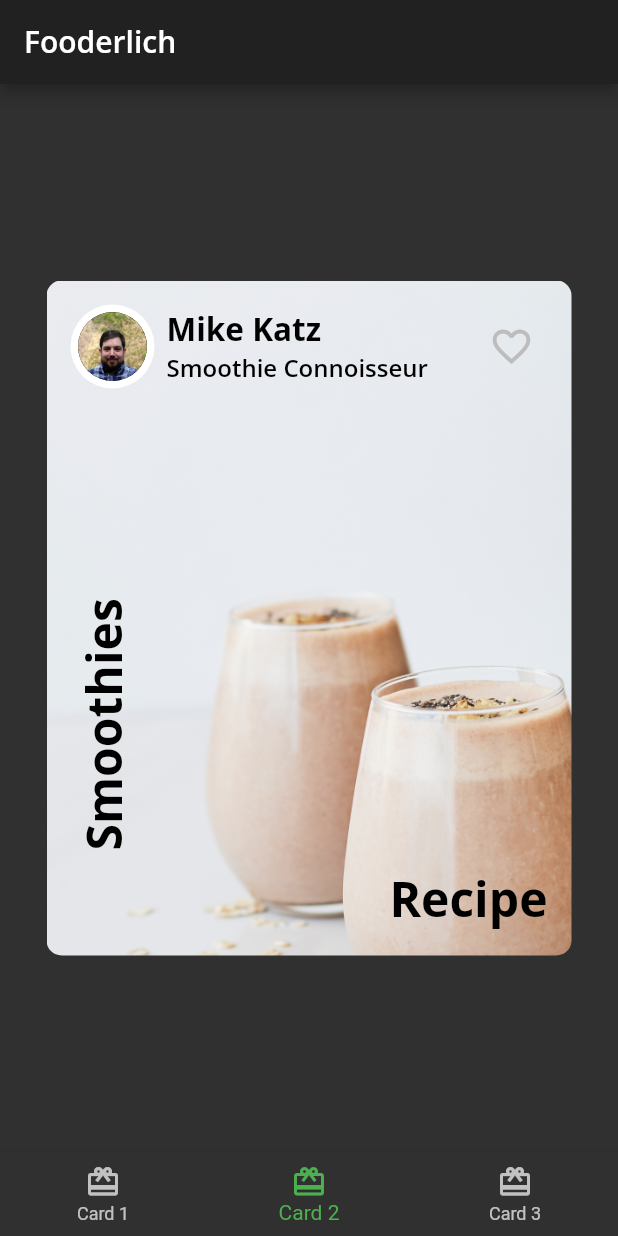
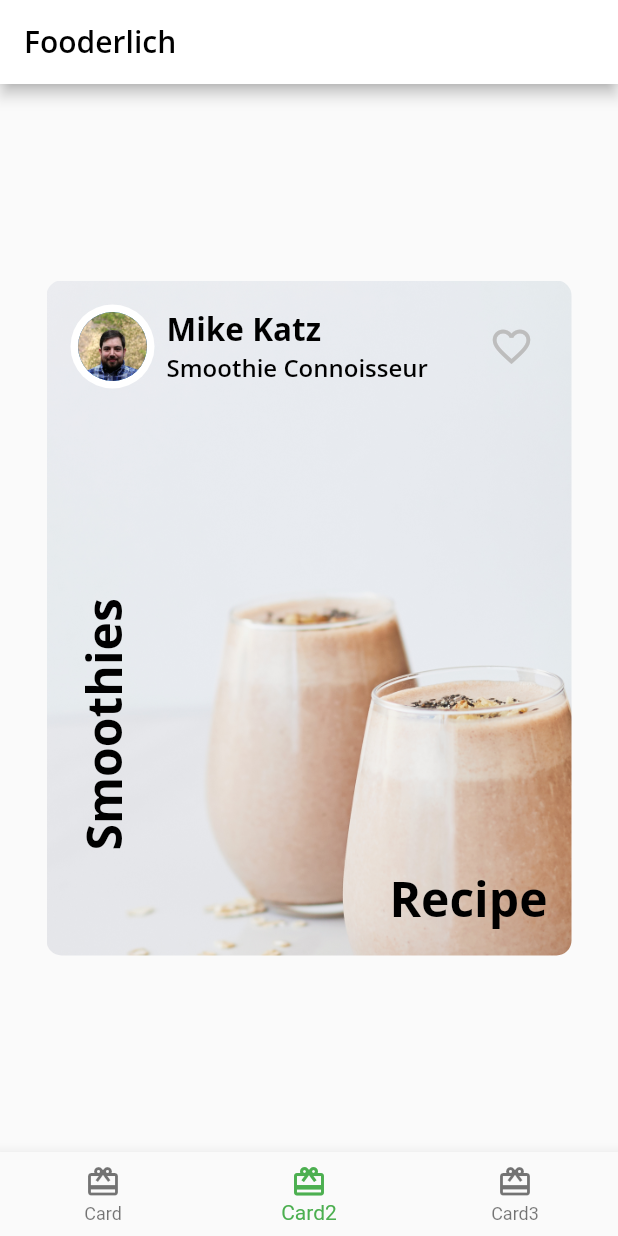
Before and after one commit to MeYo0o/recipes, a Flutter app: the screen it shows after launch, item 2 of the bottom bar chosen, on a phone screen of 412 x 824 dp. Run offline on Flutter 3.47's test engine with Material 2 defaults, Android fonts, the phone set to English and light mode, and no system bars; our stand-ins replace google_fonts.

Commit message:
init ch4

```diff
--- a/lib/widgets/card2/author_card.dart
+++ b/lib/author_card.dart
@@ -1,17 +1,19 @@
 import 'package:flutter/material.dart';
-import './author_card/circle_image.dart';
-import '../../extensions/stateless_extension.dart';
+import 'fooderlich_theme.dart';
+
+import 'circle_image.dart';
 
 class AuthorCard extends StatelessWidget {
   // 1
   final String authorName;
   final String title;
-  final ImageProvider imageProvider;
+  final ImageProvider? imageProvider;
+
   const AuthorCard({
     super.key,
     required this.authorName,
     required this.title,
-    required this.imageProvider,
+    this.imageProvider,
   });
 
   // 2
@@ -19,52 +21,37 @@ class AuthorCard extends StatelessWidget {
   Widget build(BuildContext context) {
     return Container(
       padding: const EdgeInsets.all(16),
-      //2 rows just to apply spaceBetween
       child: Row(
         mainAxisAlignment: MainAxisAlignment.spaceBetween,
         children: [
           Row(
             children: [
-              //1
               CircleImage(
                 imageProvider: imageProvider,
                 imageRadius: 28,
               ),
-
-              const SizedBox(
-                width: 8,
-              ),
-
+              const SizedBox(width: 8),
               Column(
                 crossAxisAlignment: CrossAxisAlignment.start,
                 children: [
                   Text(
                     authorName,
-                    style:
-                        extensionTheme(context).textTheme.headline2?.copyWith(
-                              color: Colors.black,
-                            ),
+                    style: FooderlichTheme.lightTextTheme.headline2,
                   ),
                   Text(
                     title,
-                    style:
-                        extensionTheme(context).textTheme.headline3?.copyWith(
-                              color: Colors.black,
-                            ),
+                    style: FooderlichTheme.lightTextTheme.headline3,
                   )
                 ],
               ),
             ],
           ),
           IconButton(
-            icon: const Icon(Icons.favorite_border_outlined),
+            icon: const Icon(Icons.favorite_border),
             iconSize: 30,
             color: Colors.grey[400],
             onPressed: () {
-              ScaffoldMessenger.of(context).hideCurrentSnackBar();
-              const snackBar = SnackBar(
-                content: Text('Favorite Pressed'),
-              );
+              const snackBar = SnackBar(content: Text('Favorite Pressed'));
               ScaffoldMessenger.of(context).showSnackBar(snackBar);
             },
           ),
--- a/lib/widgets/card2.dart
+++ b/lib/card2.dart
@@ -1,14 +1,13 @@
 import 'package:flutter/material.dart';
 
-import '../extensions/stateless_extension.dart';
-import 'card2/author_card.dart';
+import 'author_card.dart';
+import 'fooderlich_theme.dart';
 
 class Card2 extends StatelessWidget {
   const Card2({super.key});
   @override
   Widget build(BuildContext context) {
     return Center(
-      // 1
       child: Container(
         constraints: const BoxConstraints.expand(
           width: 350,
@@ -19,11 +18,8 @@ class Card2 extends StatelessWidget {
             image: AssetImage('assets/mag5.png'),
             fit: BoxFit.cover,
           ),
-          borderRadius: BorderRadius.all(
-            Radius.circular(10.0),
-          ),
+          borderRadius: BorderRadius.all(Radius.circular(10.0)),
         ),
-// 2
         child: Column(
           children: [
             const AuthorCard(
@@ -39,10 +35,7 @@ class Card2 extends StatelessWidget {
                     right: 16,
                     child: Text(
                       'Recipe',
-                      style:
-                          extensionTheme(context).textTheme.headline1?.copyWith(
-                                color: Colors.black,
-                              ),
+                      style: FooderlichTheme.lightTextTheme.headline1,
                     ),
                   ),
                   Positioned(
@@ -52,12 +45,7 @@ class Card2 extends StatelessWidget {
                       quarterTurns: 3,
                       child: Text(
                         'Smoothies',
-                        style: extensionTheme(context)
-                            .textTheme
-                            .headline1
-                            ?.copyWith(
-                              color: Colors.black,
-                            ),
+                        style: FooderlichTheme.lightTextTheme.headline1,
                       ),
                     ),
                   ),
--- a/lib/widgets/card2/author_card/circle_image.dart
+++ b/lib/circle_image.dart
@@ -3,20 +3,18 @@ import 'package:flutter/material.dart';
 class CircleImage extends StatelessWidget {
   const CircleImage({
     super.key,
+    this.imageProvider,
     this.imageRadius = 20,
-    required this.imageProvider,
   });
 
   final double imageRadius;
-  final ImageProvider imageProvider;
+  final ImageProvider? imageProvider;
 
   @override
   Widget build(BuildContext context) {
-    // this is just a container like for the padding effect
     return CircleAvatar(
       backgroundColor: Colors.white,
       radius: imageRadius,
-      //this is the actual image
       child: CircleAvatar(
         radius: imageRadius - 5,
         backgroundImage: imageProvider,
--- /dev/null
+++ b/lib/home.dart
@@ -0,0 +1,60 @@
+import 'package:flutter/material.dart';
+
+import 'card1.dart';
+import 'card2.dart';
+import 'card3.dart';
+
+class Home extends StatefulWidget {
+  const Home({super.key});
+
+  @override
+  HomeState createState() => HomeState();
+}
+
+class HomeState extends State<Home> {
+  int _selectedIndex = 0;
+
+  static List<Widget> pages = <Widget>[
+    const Card1(),
+    const Card2(),
+    const Card3(),
+  ];
+
+  void _onItemTapped(int index) {
+    setState(() {
+      _selectedIndex = index;
+    });
+  }
+
+  @override
+  Widget build(BuildContext context) {
+    return Scaffold(
+      appBar: AppBar(
+        title: Text(
+          'Fooderlich',
+          style: Theme.of(context).textTheme.headline6,
+        ),
+      ),
+      body: pages[_selectedIndex],
+      bottomNavigationBar: BottomNavigationBar(
+        selectedItemColor: Theme.of(context).textSelectionTheme.selectionColor,
+        currentIndex: _selectedIndex,
+        onTap: _onItemTapped,
+        items: const [
+          BottomNavigationBarItem(
+            icon: Icon(Icons.card_giftcard),
+            label: 'Card',
+          ),
+          BottomNavigationBarItem(
+            icon: Icon(Icons.card_giftcard),
+            label: 'Card2',
+          ),
+          BottomNavigationBarItem(
+            icon: Icon(Icons.card_giftcard),
+            label: 'Card3',
+          ),
+        ],
+      ),
+    );
+  }
+}
--- a/lib/main.dart
+++ b/lib/main.dart
@@ -1,29 +1,21 @@
 import 'package:flutter/material.dart';
 
-import 'core/theme/fooderlich_theme.dart';
-import 'screens/home.dart';
+import 'fooderlich_theme.dart';
+import 'home.dart';
 
 void main() {
-  // 1
   runApp(const Fooderlich());
 }
 
 class Fooderlich extends StatelessWidget {
-  // 2
   const Fooderlich({super.key});
   @override
   Widget build(BuildContext context) {
-    final currentTheme = FooderlichTheme.dark();
-    // final currentTheme = FooderlichTheme.light();
-
-    // 3
+    final theme = FooderlichTheme.light();
     return MaterialApp(
-      theme: currentTheme,
-      debugShowCheckedModeBanner: false,
+      theme: theme,
       title: 'Fooderlich',
-      // 4
       home: const Home(),
-
     );
   }
 }
--- a/lib/screens/home.dart
+++ /dev/null
@@ -1,71 +0,0 @@
-import 'package:flutter/material.dart';
-import '../widgets/card2.dart';
-import '../extensions/stateful_extension.dart';
-import '../widgets/card1.dart';
-import '../widgets/card3.dart';
-
-class Home extends StatefulWidget {
-  const Home({super.key});
-
-  @override
-  State<Home> createState() => _HomeState();
-}
-
-class _HomeState extends State<Home> {
-  int _selectedIndex = 0;
-
-  List<Widget> pages = [
-    const Card1(),
-    const Card2(),
-    const Card3(),
-  ];
-
-  //change selected Tab
-  void _onItemTapped(int value) {
-    setState(() {
-      _selectedIndex = value;
-    });
-  }
-
-  @override
-  Widget build(BuildContext context) {
-    return Scaffold(
-      appBar: AppBar(
-        title: Text(
-          'Fooderlich',
-          // 2
-          style: extensionTheme(context).textTheme.headline6,
-        ),
-      ),
-      body: Center(
-        child: pages[_selectedIndex],
-      ),
-      bottomNavigationBar: BottomNavigationBar(
-        selectedItemColor:
-            extensionTheme(context).bottomNavigationBarTheme.selectedItemColor,
-        currentIndex: _selectedIndex,
-        onTap: _onItemTapped,
-        items: const [
-          BottomNavigationBarItem(
-            label: 'Card 1',
-            icon: Icon(
-              Icons.card_giftcard,
-            ),
-          ),
-          BottomNavigationBarItem(
-            label: 'Card 2',
-            icon: Icon(
-              Icons.card_giftcard,
-            ),
-          ),
-          BottomNavigationBarItem(
-            label: 'Card 3',
-            icon: Icon(
-              Icons.card_giftcard,
-            ),
-          ),
-        ],
-      ),
-    );
-  }
-}
```
Also changed, not shown: lib/card1.dart (renamed from lib/widgets/card1.dart, +7 -15 lines), lib/card3.dart (renamed from lib/widgets/card3.dart, +7 -20 lines), lib/extensions/stateful_extension.dart (deleted, +0 -7 lines), lib/extensions/stateless_extension.dart (deleted, +0 -7 lines), lib/fooderlich_theme.dart (renamed from lib/core/theme/fooderlich_theme.dart, +3 -9 lines), assets/images/15452035777_294cefced5_c.jpg (deleted), assets/images/15992102771_b92f4cc00a_b.jpg (deleted), assets/images/2126711929_ef763de2b3_w.jpg (deleted), assets/images/27729023535_a57606c1be.jpg (deleted), assets/images/3187380632_5056654a19_b.jpg (deleted), assets/images/8533381643_a31a99e8a6_c.jpg (deleted), pubspec.yaml (line endings or trailing spaces), 4 other files.
